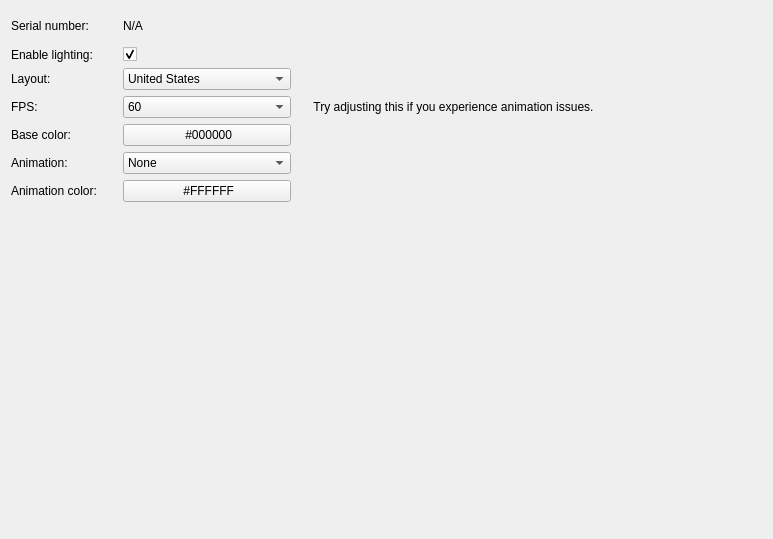
Qt form src/ckb/kbwidget.ui (ckb-next/ckb-next) before a commit.
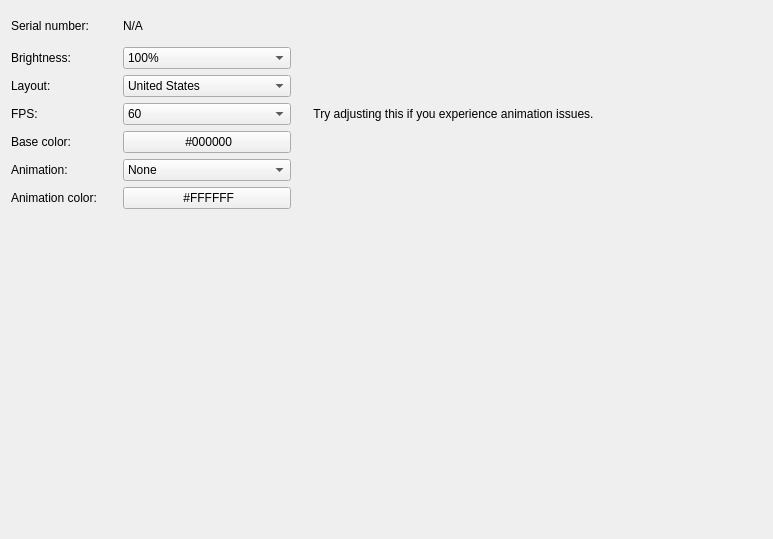
The same form after that commit. Custom widgets are drawn as their Qt base class.

Commit message: Add brightness control Daemon can now fetch RGB on/off status

Diff of the .ui file:
```diff
--- a/src/ckb/kbwidget.ui
+++ b/src/ckb/kbwidget.ui
@@ -203,18 +203,32 @@
    <item row="1" column="0">
     <widget class="QLabel" name="label_5">
      <property name="text">
-      <string>Enable lighting:</string>
+      <string>Brightness:</string>
      </property>
     </widget>
    </item>
    <item row="1" column="2">
-    <widget class="QCheckBox" name="lightCheckbox">
-     <property name="text">
-      <string/>
-     </property>
-     <property name="checked">
-      <bool>true</bool>
-     </property>
+    <widget class="QComboBox" name="brightnessBox">
+     <item>
+      <property name="text">
+       <string>100%</string>
+      </property>
+     </item>
+     <item>
+      <property name="text">
+       <string>67%</string>
+      </property>
+     </item>
+     <item>
+      <property name="text">
+       <string>33%</string>
+      </property>
+     </item>
+     <item>
+      <property name="text">
+       <string>Off</string>
+      </property>
+     </item>
     </widget>
    </item>
   </layout>
```
The commit also changes 7 other files.
